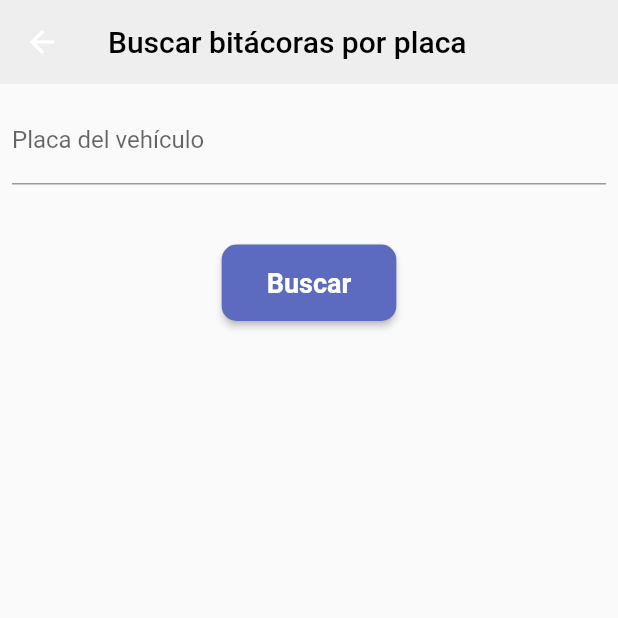
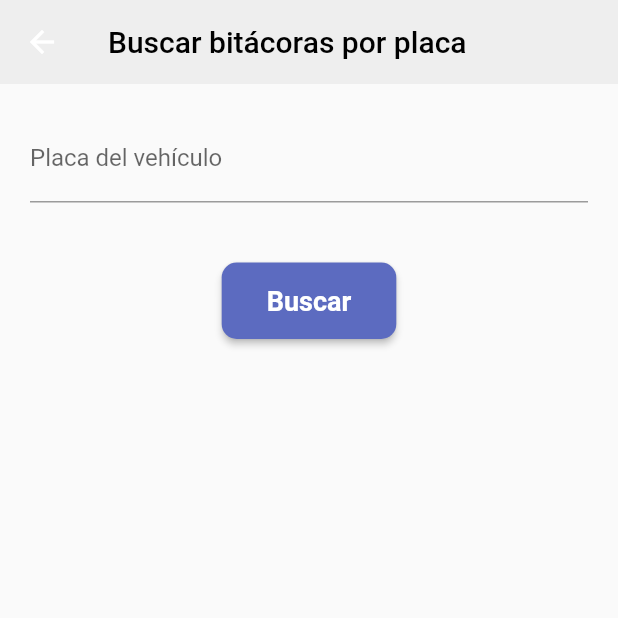
Before and after one commit to alanbacont/dam_u4_proyecto1_18401084, a Flutter app: the BusquedaPorPlacaScreen screen opened by its route, on a phone screen of 412 x 824 dp, the top half of it. Run offline on Flutter 3.47's test engine with Material 2 defaults, Android fonts, the phone set to English and light mode, and no system bars; our stand-ins replace cloud_firestore, firebase_core; accounts and stored records are empty; Roboto replaces fonts that are missing (SanFrancisco).

Commit message:
App al 85%

```diff
--- a/lib/paginas/bitacoras.dart
+++ b/lib/paginas/bitacoras.dart
@@ -36,8 +36,6 @@ class _PaginaBitacorasState extends State<PaginaBitacoras> {
                   return InkWell(
                     onTap: () {
                       print("Card seleccionada: ${snapshot.data?[index]['uid']}");
-
-                      // Llamar al modal bottom sheet
                       showModalBottomSheet<void>(
                         context: context,
                         builder: (BuildContext context) {
@@ -58,7 +56,7 @@ class _PaginaBitacorasState extends State<PaginaBitacoras> {
                                     DateTime? selectedDate = await showDatePicker(
                                       context: context,
                                       initialDate: fechaverificacion,
-                                      firstDate: DateTime(2000),
+                                      firstDate: DateTime(2018),
                                       lastDate: DateTime.now(),
                                     );
                                     if (selectedDate != null) {
--- a/lib/paginas/consulta1.dart
+++ b/lib/paginas/consulta1.dart
@@ -26,16 +26,16 @@ class _BusquedaPorPlacaScreenState extends State<BusquedaPorPlacaScreen> {
         elevation: 0,
       ),
       body: Padding(
-        padding: const EdgeInsets.all(8.0),
+        padding: const EdgeInsets.all(20.0),
         child: Column(
           children: <Widget>[
             TextField(
               controller: controller,
-              decoration: InputDecoration(
+              decoration: const InputDecoration(
                 labelText: 'Placa del vehículo',
               ),
             ),
-            Padding(padding: EdgeInsets.all(20)),
+            const Padding(padding: EdgeInsets.all(20)),
             ElevatedButton(
               style: ElevatedButton.styleFrom(
                 backgroundColor: Colors.indigo[400],
@@ -43,7 +43,7 @@ class _BusquedaPorPlacaScreenState extends State<BusquedaPorPlacaScreen> {
                   borderRadius: BorderRadius.circular(10),
                 ),
                 padding: EdgeInsets.symmetric(horizontal: 30, vertical: 15),
-                textStyle: TextStyle(
+                textStyle: const TextStyle(
                   fontSize: 18,
                   fontWeight: FontWeight.bold,
                 ),
@@ -60,9 +60,9 @@ class _BusquedaPorPlacaScreenState extends State<BusquedaPorPlacaScreen> {
                 future: bitacorasFuture,
                 builder: (context, snapshot) {
                   if (snapshot.connectionState == ConnectionState.waiting) {
-                    return Center(child: CircularProgressIndicator());
+                    return const Center(child: CircularProgressIndicator());
                   } else if (snapshot.hasError) {
-                    return Center(child: Text('Ha ocurrido un error'));
+                    return const Center(child: Text('Ha ocurrido un error'));
                   } else {
                     final bitacoras = snapshot.data ?? [];
                     return ListView.builder(
--- a/lib/paginas/consulta2.dart
+++ b/lib/paginas/consulta2.dart
@@ -1,4 +1,3 @@
-import 'package:cloud_firestore/cloud_firestore.dart';
 import 'package:flutter/material.dart';
 import 'package:dam_u4_proyecto1_18401084/services/firebase_service.dart';
 
@@ -29,7 +28,7 @@ class _BusquedaPorFechaScreenState extends State<BusquedaPorFechaScreen> {
           children: <Widget>[
             ListTile(
               title: Text('Fecha seleccionada: ${selectedDate.toLocal()}'),
-              trailing: Icon(Icons.keyboard_arrow_down),
+              trailing: const Icon(Icons.keyboard_arrow_down),
               onTap: _selectDate,
             ),
             Padding(padding: EdgeInsets.all(8)),
```
